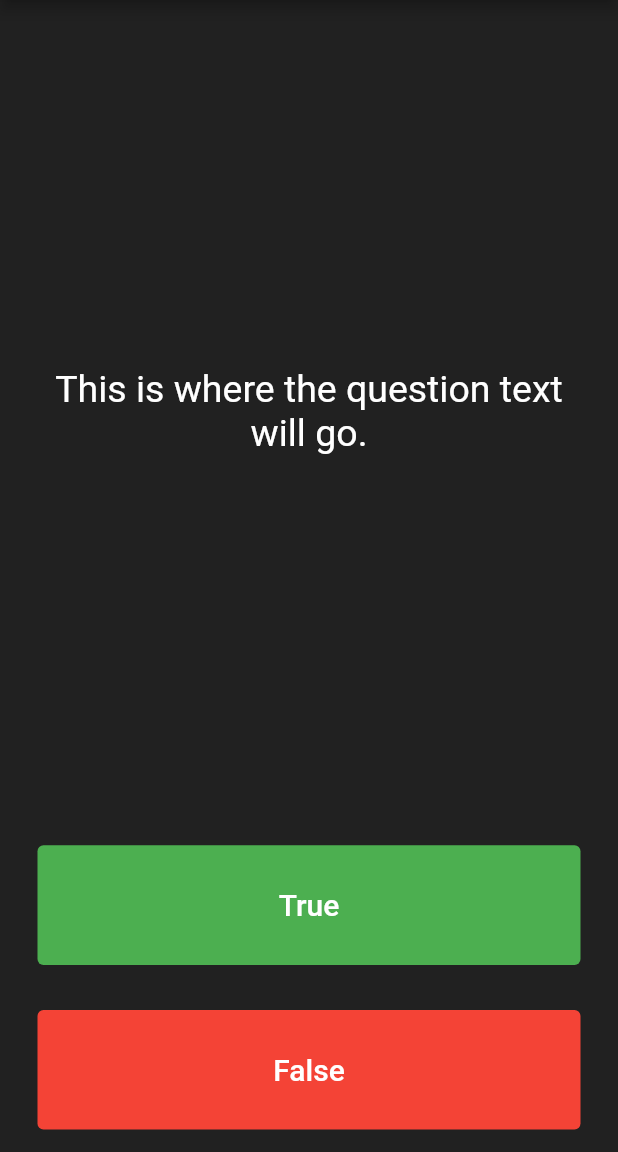
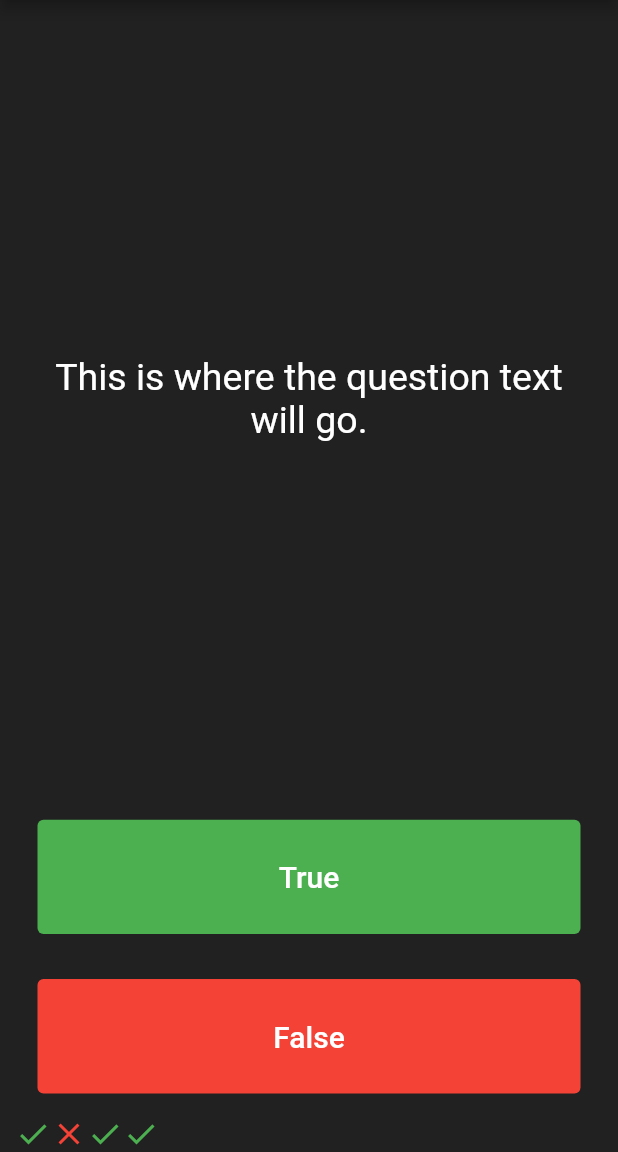
Before and after one commit to yusufdehbi/quizz-app, a Flutter app: the screen it shows after launch, on a phone screen of 412 x 824 dp, the part 84-1236 px from its top. Run offline on Flutter 3.47's test engine with Material 2 defaults, Android fonts, the phone set to English and light mode, and no system bars.

Commit message:
add score keeper

```diff
--- a/lib/main.dart
+++ b/lib/main.dart
@@ -34,6 +34,17 @@ class QuizPage extends StatefulWidget {
 class _QuizPageState extends State<QuizPage> {
   @override
   Widget build(BuildContext context) {
+
+    Icon trueIcon = Icon(Icons.check, color: Colors.green,);
+    Icon falseIcon = Icon(Icons.close, color: Colors.red,);
+
+    List<Icon> scoreKeeper = [
+      trueIcon,
+      falseIcon,
+      trueIcon,
+      trueIcon
+    ];
+
     return Column(
       mainAxisAlignment: MainAxisAlignment.spaceBetween,
       crossAxisAlignment: CrossAxisAlignment.stretch,
@@ -94,7 +105,9 @@ class _QuizPageState extends State<QuizPage> {
             ),
           ),
         ),
-        //TODO: Add a Row here as your score keeper
+        Row(
+          children: scoreKeeper,
+        ),
       ],
     );
   }
```
